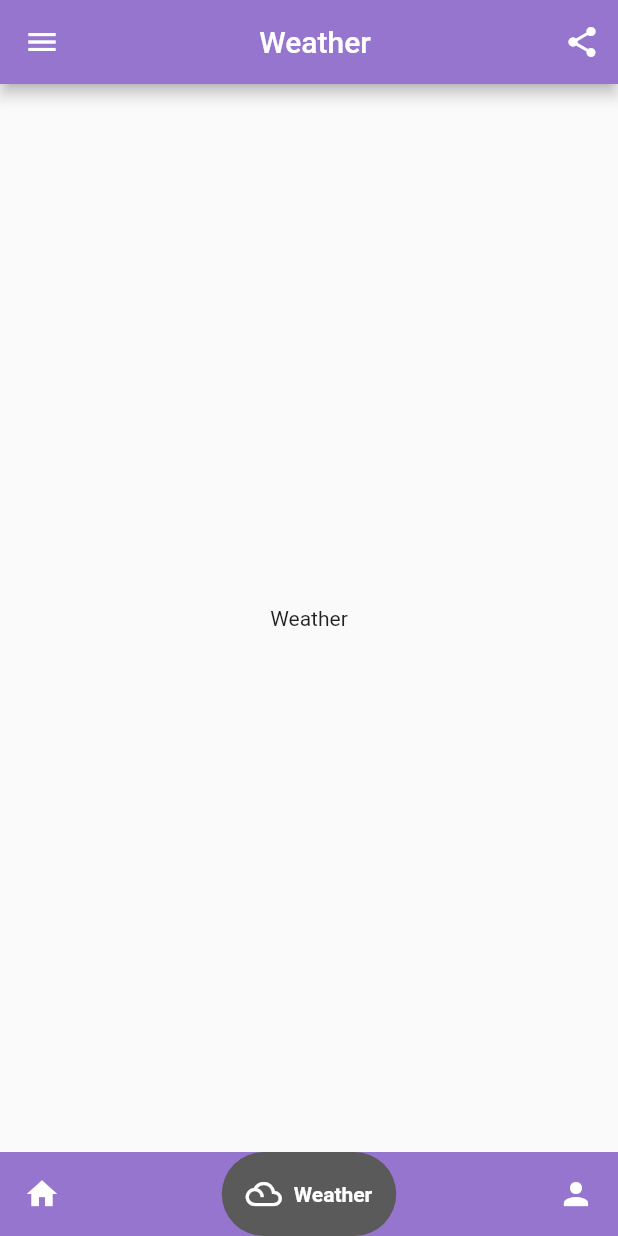
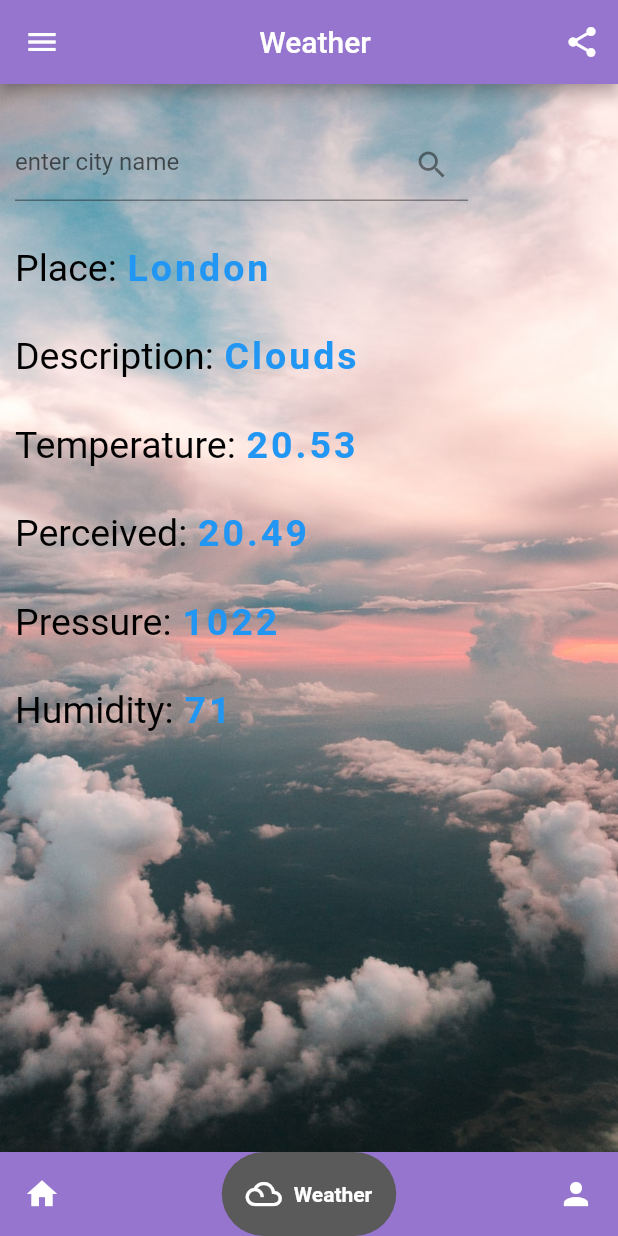
Before and after one commit to Tomlee-abila/Weather-app, a Flutter app: the screen it shows after launch, item 2 of the bottom bar chosen, on a phone screen of 412 x 824 dp. Run offline on Flutter 3.47's test engine with Material 2 defaults, Android fonts, the phone set to English and light mode, and no system bars; drawn by our look-alikes of google_nav_bar; our stand-ins replace animated_splash_screen.

Commit message:
Almost everything covered

```diff
--- a/lib/home2.dart
+++ b/lib/home2.dart
@@ -13,7 +13,15 @@ class _homePageState extends State<homePage> {
   @override
   Widget build(BuildContext context) {
     return Scaffold(
-      body: Center(child: Text('Home'),),
+      body: Container(
+        decoration: BoxDecoration(
+          image: DecorationImage(
+            image: AssetImage("assets/background.jpg"),
+            fit: BoxFit.cover,
+          ),
+        ),
+        child: Center(child: Text('Home'),)
+        ),
     );
   }
 }
--- a/lib/homepage.dart
+++ b/lib/homepage.dart
@@ -121,7 +121,15 @@ class _HomePageState extends State<HomePage> {
           ]
         ),
 
-        body: _pages[_selectedIndex],
+        body: Container(
+          decoration: BoxDecoration(
+          image: DecorationImage(
+            image: AssetImage("assets/background.jpg"),
+            fit: BoxFit.cover,
+          ),
+        ),
+          child: _pages[_selectedIndex]
+          ),
 
 
     );
--- a/lib/profile.dart
+++ b/lib/profile.dart
@@ -1,7 +1,4 @@
 import 'package:flutter/material.dart';
-import 'package:google_nav_bar/google_nav_bar.dart';
-import 'package:weather_app/weather.dart';
-import 'homepage.dart';
 
 
 class Profile extends StatefulWidget {
@@ -26,12 +23,20 @@ class _ProfileState extends State<Profile> {
       //       IconButton( onPressed: () {}, icon: const Icon(Icons.share)),],
       //     ),
 
-      body: Column(
+      body: Container(
+        decoration: BoxDecoration(
+          image: DecorationImage(
+            image: AssetImage("assets/background.jpg"),
+            fit: BoxFit.cover,
+          ),
+        ),
+
+        child: Column(
           crossAxisAlignment: CrossAxisAlignment.start,
           children: <Widget>[
             SizedBox(height: 40.0,),
 
-          Center(
+            const Center(
               child: CircleAvatar(
                 backgroundImage: AssetImage('assets/Tom.webp'),
                 radius: 40.0,
@@ -40,27 +45,27 @@ class _ProfileState extends State<Profile> {
 
  //divider
             Divider(
-            height: 60.0,
+              height: 20.0,
               color: Colors.grey[800],
             ),
 
 //name
-          SizedBox(height: 40.0,),
+            SizedBox(height: 30.0,),
             Row(
               children: [
                 Text(
                   'NAME: ',
                   style: TextStyle(
-                  color: Colors.grey,
-                  letterSpacing: 2.0,
-                  fontSize: 28.0,
+                    color: Colors.black,
+
+                    fontSize: 25.0,
                   ),
                 ),
 
                 Text(
                   'Tom Cruise',
                   style: TextStyle(
-                  color: Colors.amberAccent[200],
+                    color: Colors.blue,
                     letterSpacing: 2.0,
                     fontSize: 25.0,
                     fontWeight: FontWeight.bold,
@@ -70,22 +75,22 @@ class _ProfileState extends State<Profile> {
             ),
 
 //Birthday
-          SizedBox(height: 30.0,),
+            const SizedBox(height: 30.0,),
             Row(
               children: [
                 Text(
                   'BIRTHDAY: ',
                   style: TextStyle(
-                  color: Colors.grey,
-                  letterSpacing: 2.0,
-                  fontSize: 28.0,
+                    color: Colors.black,
+
+                    fontSize: 25.0,
                   ),
                 ),
 
                 Text(
                   '3rd July 1962',
                   style: TextStyle(
-                  color: Colors.amberAccent[200],
+                    color: Colors.blue,
                     letterSpacing: 2.0,
                     fontSize: 25.0,
                     fontWeight: FontWeight.bold,
@@ -93,11 +98,11 @@ class _ProfileState extends State<Profile> {
                 ),
               ],
             ),
-          SizedBox(height: 250.0),
+            SizedBox(height: 370.0),
 
 
             Divider(
-            height: 60.0,
+              height: 10.0,
               color: Colors.grey[800],
             ),
 
@@ -112,6 +117,7 @@ class _ProfileState extends State<Profile> {
             )
           ],
         ),
+      ),
 
     );
 
--- a/lib/weather.dart
+++ b/lib/weather.dart
@@ -7,47 +7,187 @@ class Weather extends StatelessWidget {
   Widget build(BuildContext context) {
     return Scaffold(
 
-      body: Center(child: Text('Weather'))
-      ,
-      //   body: Column(
-      //   children: [
+      body:Container(
+        decoration: BoxDecoration(
+          image: DecorationImage(
+            image: AssetImage("assets/background.jpg"),
+            fit: BoxFit.cover,
+          ),
+        ),
 
-      //     Row(
-      //           children: [
-      //             TextField(
-      //                 decoration: InputDecoration(
-      //                   hintText: 'Email',
-      //                 ),
-      //               ),
+        padding: const EdgeInsets.fromLTRB(10, 0, 0, 0),
+        child: Column(
+          children: <Widget>[
 
-      //             Icon(Icons.search, color: Colors.deepPurple,),
-      //           ],
-      //         ),
-      //       SizedBox(height: 30.0,),
-      //     Row(
-      //       children: [
-      //         Text(
-      //           'BIRTHDAY: ',
-      //           style: TextStyle(
-      //             color: Colors.grey,
-      //             letterSpacing: 2.0,
-      //             fontSize: 28.0,
-      //           ),
-      //         ),
+            //city name
+            const SizedBox(height: 30),
+            const Padding(
+                    padding: EdgeInsets.fromLTRB(0, 0, 100, 0),
+                    child: Align(
+                      alignment: Alignment.centerLeft,
+                      child: TextField(
+                        decoration: InputDecoration(
+                          // border: InputBorder.none,
+                          hintText: 'enter city name',
+                          suffixIcon: Icon(Icons.search),
+                        ),
+                      ),
+                    ),
+                  ),
 
-      //         Text(
-      //           '3rd July 1962',
-      //           style: TextStyle(
-      //             color: Colors.amberAccent[200],
-      //             letterSpacing: 2.0,
-      //             fontSize: 25.0,
-      //             fontWeight: FontWeight.bold,
-      //           ),
-      //         ),
-      //       ],
-      //     ),
-      //   ],
-      // ),
+            //Place
+            const SizedBox(height: 30),
+            Row(
+            children: [
+              const Text(
+                'Place: ',
+                style: TextStyle(
+                  color: Colors.black,
+
+                  fontSize: 25.0,
+                ),
+              ),
+
+              Text(
+                'London',
+                style: TextStyle(
+                  color: Colors.blue,
+                  letterSpacing: 2.0,
+                  fontSize: 25.0,
+                  fontWeight: FontWeight.bold,
+                ),
+              ),
+            ],
+          ),
+
+          //Description
+          const SizedBox(height: 30),
+            Row(
+            children: [
+              const Text(
+                'Description: ',
+                style: TextStyle(
+                  color: Colors.black,
+
+                  fontSize: 25.0,
+                ),
+              ),
+
+              Text(
+                'Clouds',
+                style: TextStyle(
+                  color: Colors.blue,
+                  letterSpacing: 2.0,
+                  fontSize: 25.0,
+                  fontWeight: FontWeight.bold,
+                ),
+              ),
+            ],
+          ),
+
+          //Temperature
+          const SizedBox(height: 30),
+            Row(
+            children: [
+              const Text(
+                'Temperature: ',
+                style: TextStyle(
+                  color: Colors.black,
+
+                  fontSize: 25.0,
+                ),
+              ),
+
+              Text(
+                '20.53',
+                style: TextStyle(
+                  color: Colors.blue,
+                  letterSpacing: 2.0,
+                  fontSize: 25.0,
+                  fontWeight: FontWeight.bold,
+                ),
+              ),
+            ],
+          ),
+
+          //Perceived
+          const SizedBox(height: 30),
+            Row(
+            children: [
+              const Text(
+                'Perceived: ',
+                style: TextStyle(
+                  color: Colors.black,
+
+                  fontSize: 25.0,
+                ),
+              ),
+
+              Text(
+                '20.49',
+                style: TextStyle(
+                  color: Colors.blue,
+                  letterSpacing: 2.0,
+                  fontSize: 25.0,
+                  fontWeight: FontWeight.bold,
+                ),
+              ),
+            ],
+          ),
+
+          //Pressure
+          const SizedBox(height: 30),
+            Row(
+            children: [
+              const Text(
+                'Pressure: ',
+                style: TextStyle(
+                  color: Colors.black,
+
+                  fontSize: 25.0,
+                ),
+              ),
+
+              Text(
+                '1022',
+                style: TextStyle(
+                  color: Colors.blue,
+                  letterSpacing: 2.0,
+                  fontSize: 25.0,
+                  fontWeight: FontWeight.bold,
+                ),
+              ),
+            ],
+          ),
+
+          //Humidity
+          const SizedBox(height: 30),
+            Row(
+            children: [
+              const Text(
+                'Humidity: ',
+                style: TextStyle(
+                  color: Colors.black,
+
+                  fontSize: 25.0,
+                ),
+              ),
+
+              Text(
+                '71',
+                style: TextStyle(
+                  color: Colors.blue,
+                  letterSpacing: 2.0,
+                  fontSize: 25.0,
+                  fontWeight: FontWeight.bold,
+                ),
+              ),
+            ],
+          ),
+            ],
+
+        ),
+      ),
 
     );
 
```
Also changed, not shown: assets/background.jpg (added). Lines whose indentation alone changed are shown as unchanged.
